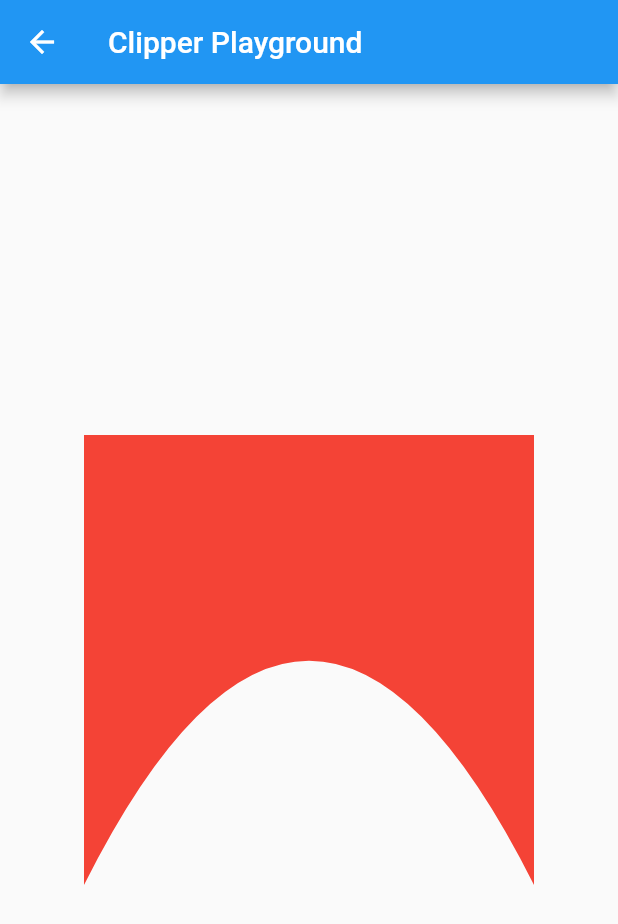
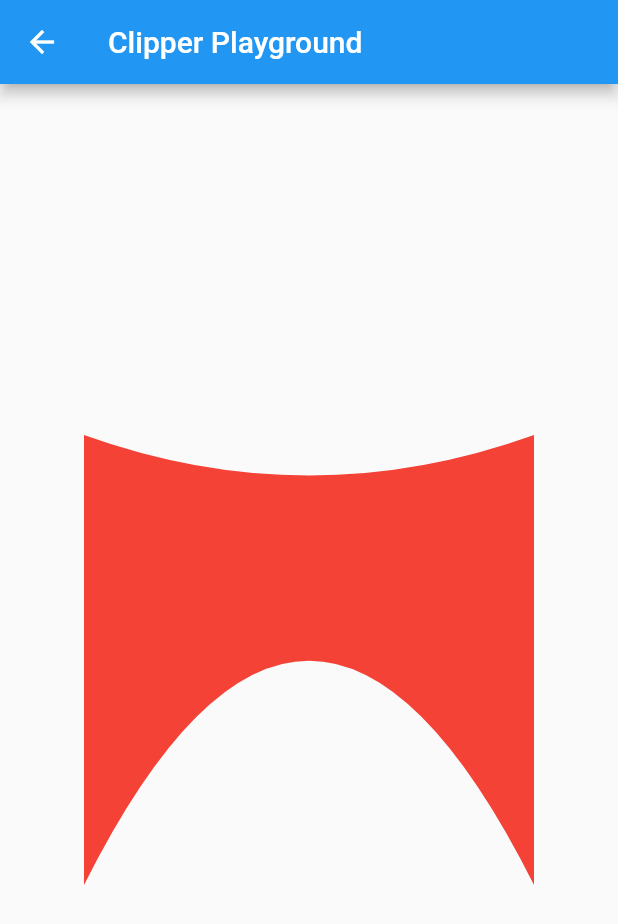
Before and after one commit to Chunlee17/flutter_playground, a Flutter app: the ClipperPlayground screen opened directly, on a phone screen of 412 x 824 dp. Shown: the top 924 px of the screen. Run offline on Flutter 3.47's test engine with Material 2 defaults, Android fonts, the phone set to English and light mode, and no system bars; our stand-ins replace audioplayers, dio, easy_localization, flare_flutter, flutter_bloc, flutter_colorpicker and 12 more; missing offline and left inert: dio_http_cache, firebase_ml_vision, flutter_sound, jin_widget_helper; accounts and stored records are empty; generated files the repository leaves out were written again; network calls fail.

Commit message:
Update clipper_playground.dart

```diff
--- a/lib/playground_pages/clipper_playground.dart
+++ b/lib/playground_pages/clipper_playground.dart
@@ -40,6 +40,7 @@ class MyClipper extends CustomClipper<Path> {
     path.conicTo(size.width / 2, 1, size.width, size.height, 1.0);
     path.lineTo(size.width, size.height);
     path.lineTo(size.width, 0);
+    path.quadraticBezierTo(size.width / 2, 54, 0, 0);
     return path;
   }
 
```
